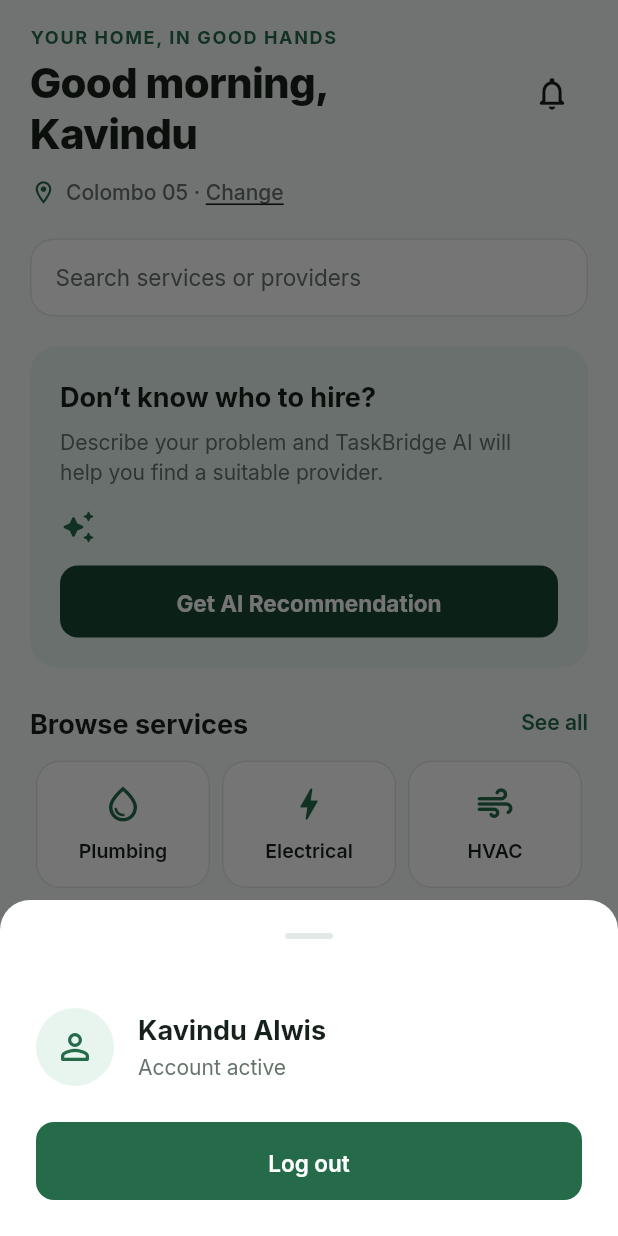
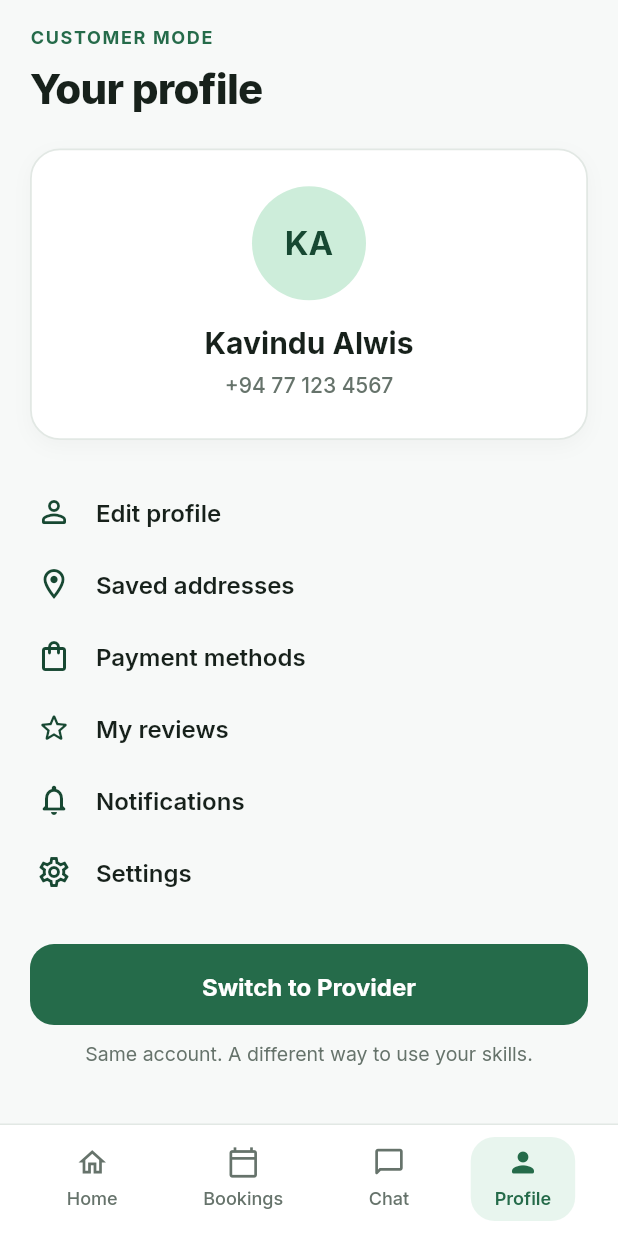
Before and after one commit to Y3-S1-SEF-Project/TaskBridge, a Flutter app: the HomePage screen opened directly, item 4 of the bottom bar chosen, on a phone screen of 412 x 824 dp. Run offline on Flutter 3.47's test engine with Material 3 defaults, Android fonts, the light colour scheme and no system bars; our stand-ins replace google_fonts, shared_preferences; accounts and stored records are empty.

Commit message:
Profile Section Created

```diff
--- a/mobile_app/lib/home/pages/home_page.dart
+++ b/mobile_app/lib/home/pages/home_page.dart
@@ -1,7 +1,6 @@
 import 'package:flutter/material.dart';
 import '../../auth/data/auth_api.dart';
 import '../../auth/data/auth_models.dart';
-import '../../auth/pages/login_page.dart';
 import '../../core/theme/app_colors.dart';
 import '../../core/theme/app_icons.dart';
 import '../../core/theme/app_spacing.dart';
@@ -10,16 +9,13 @@ import '../widgets/category_card.dart';
 import '../widgets/taskbridge_bottom_nav.dart';
 import '../widgets/taskbridge_search_bar.dart';
 import 'all_categories_page.dart';
+import 'profile_page.dart';
 
 class HomePage extends StatefulWidget {
   final AuthUser? user;
   final AuthApi? api;
 
-  const HomePage({
-    super.key,
-    this.user,
-    this.api,
-  });
+  const HomePage({super.key, this.user, this.api});
 
   @override
   State<HomePage> createState() => _HomePageState();
@@ -44,86 +40,23 @@ class _HomePageState extends State<HomePage> {
     );
   }
 
-  void _showProfileSheet() {
-    showModalBottomSheet(
-      context: context,
-      shape: const RoundedRectangleBorder(
-        borderRadius: BorderRadius.vertical(top: Radius.circular(20)),
-      ),
-      backgroundColor: AppColors.surface,
-      builder: (ctx) => SafeArea(
-        child: Padding(
-          padding: const EdgeInsets.all(AppSpacing.s24),
-          child: Column(
-            mainAxisSize: MainAxisSize.min,
-            crossAxisAlignment: CrossAxisAlignment.stretch,
-            children: [
-              Row(
-                children: [
-                  const CircleAvatar(
-                    radius: 26,
-                    backgroundColor: AppColors.primaryLight,
-                    child: Icon(AppIcons.profile, color: AppColors.primary, size: 28),
-                  ),
-                  const SizedBox(width: 16),
-                  Expanded(
-                    child: Column(
-                      crossAxisAlignment: CrossAxisAlignment.start,
-                      children: [
-                        Text(
-                          widget.user?.fullName ?? 'Kavindu Alwis',
-                          style: const TextStyle(
-                            fontSize: 18,
-                            fontWeight: FontWeight.w700,
-                            color: AppColors.textPrimary,
-                          ),
-                        ),
-                        const SizedBox(height: 2),
-                        Text(
-                          widget.user?.phone != null ? '+${widget.user!.phone}' : 'Account active',
-                          style: const TextStyle(
-                            fontSize: 14,
-                            color: AppColors.textSecondary,
-                          ),
-                        ),
-                      ],
-                    ),
-                  ),
-                ],
-              ),
-              const SizedBox(height: 24),
-              ElevatedButton(
-                style: ElevatedButton.styleFrom(
-                  backgroundColor: AppColors.primary,
-                  foregroundColor: Colors.white,
-                  shape: RoundedRectangleBorder(
-                    borderRadius: BorderRadius.circular(12),
-                  ),
-                  padding: const EdgeInsets.symmetric(vertical: 14),
-                ),
-                onPressed: () async {
-                  Navigator.pop(ctx);
-                  if (widget.api != null) {
-                    await widget.api!.logout();
-                    if (!mounted) return;
-                    Navigator.pushAndRemoveUntil(
-                      context,
-                      MaterialPageRoute(builder: (_) => LoginPage(api: widget.api!)),
-                      (_) => false,
-                    );
-                  }
-                },
-                child: const Text('Log out', style: TextStyle(fontWeight: FontWeight.w600)),
-              ),
-            ],
-          ),
-        ),
-      ),
-    );
-  }
-
   @override
   Widget build(BuildContext context) {
+    if (_currentNavIndex == 3) {
+      return ProfilePage(
+        user: widget.user,
+        api: widget.api,
+        onBackToHome: () => setState(() => _currentNavIndex = 0),
+        onTabChange: (index) {
+          if (index == 1) {
+            _openAllCategories();
+          } else {
+            setState(() => _currentNavIndex = index);
+          }
+        },
+      );
+    }
+
     // Top 3 featured categories matching C11
     final topCategories = ServiceCategory.allCategories.take(3).toList();
 
@@ -435,8 +368,6 @@ class _HomePageState extends State<HomePage> {
         onTap: (index) {
           if (index == 1) {
             _openAllCategories();
-          } else if (index == 3) {
-            _showProfileSheet();
           } else {
             setState(() => _currentNavIndex = index);
           }
--- /dev/null
+++ b/mobile_app/lib/home/pages/profile_page.dart
@@ -0,0 +1,487 @@
+import 'package:flutter/material.dart';
+import '../../auth/data/auth_api.dart';
+import '../../auth/data/auth_models.dart';
+import '../../auth/pages/login_page.dart';
+import '../../auth/pages/profile_setup_page.dart';
+import '../../core/theme/app_colors.dart';
+import '../../core/theme/app_radius.dart';
+import '../../core/theme/app_spacing.dart';
+import '../widgets/taskbridge_bottom_nav.dart';
+
+class ProfilePage extends StatefulWidget {
+  final AuthUser? user;
+  final AuthApi? api;
+  final VoidCallback? onBackToHome;
+  final ValueChanged<int>? onTabChange;
+
+  const ProfilePage({
+    super.key,
+    this.user,
+    this.api,
+    this.onBackToHome,
+    this.onTabChange,
+  });
+
+  @override
+  State<ProfilePage> createState() => _ProfilePageState();
+}
+
+class _ProfilePageState extends State<ProfilePage> {
+  late AuthUser? _currentUser;
+
+  @override
+  void initState() {
+    super.initState();
+    _currentUser = widget.user;
+  }
+
+  String get _initials {
+    final name = _currentUser?.fullName.trim() ?? 'Kavindu Alwis';
+    final parts = name
+        .split(RegExp(r'\s+'))
+        .where((s) => s.isNotEmpty)
+        .toList();
+    if (parts.length >= 2) {
+      return '${parts[0][0]}${parts[1][0]}'.toUpperCase();
+    } else if (parts.isNotEmpty) {
+      final first = parts[0];
+      return first.substring(0, first.length >= 2 ? 2 : 1).toUpperCase();
+    }
+    return 'KA';
+  }
+
+  String get _formattedPhone {
+    final phone = _currentUser?.phone.trim();
+    if (phone != null && phone.isNotEmpty) {
+      if (phone.startsWith('+')) return phone;
+      if (phone.startsWith('0') && phone.length >= 10) {
+        return '+94 ${phone.substring(1, 3)} ${phone.substring(3, 6)} ${phone.substring(6)}';
+      }
+      return '+94 $phone';
+    }
+    return '+94 77 123 4567';
+  }
+
+  void _handleBack() {
+    if (widget.onBackToHome != null) {
+      widget.onBackToHome!();
+    } else if (Navigator.canPop(context)) {
+      Navigator.pop(context);
+    }
+  }
+
+  void _openEditProfile() async {
+    if (_currentUser == null || widget.api == null) {
+      ScaffoldMessenger.of(context).showSnackBar(
+        const SnackBar(content: Text('Profile details are not loaded yet.')),
+      );
+      return;
+    }
+
+    final updated = await Navigator.push<AuthUser>(
+      context,
+      MaterialPageRoute(
+        builder: (_) => ProfileSetupPage(api: widget.api!, user: _currentUser!),
+      ),
+    );
+
+    if (updated != null && mounted) {
+      setState(() => _currentUser = updated);
+    }
+  }
+
+  void _openSavedAddresses() {
+    showModalBottomSheet(
+      context: context,
+      shape: const RoundedRectangleBorder(
+        borderRadius: BorderRadius.vertical(top: Radius.circular(20)),
+      ),
+      backgroundColor: Colors.white,
+      builder: (ctx) => SafeArea(
+        child: Padding(
+          padding: const EdgeInsets.all(AppSpacing.s24),
+          child: Column(
+            mainAxisSize: MainAxisSize.min,
+            crossAxisAlignment: CrossAxisAlignment.start,
+            children: [
+              const Text(
+                'Saved addresses',
+                style: TextStyle(
+                  fontSize: 20,
+                  fontWeight: FontWeight.w700,
+                  color: AppColors.textPrimary,
+                ),
+              ),
+              const SizedBox(height: 16),
+              Row(
+                crossAxisAlignment: CrossAxisAlignment.start,
+                children: [
+                  const Icon(
+                    Icons.home_outlined,
+                    color: AppColors.primary,
+                    size: 24,
+                  ),
+                  const SizedBox(width: 12),
+                  Expanded(
+                    child: Column(
+                      crossAxisAlignment: CrossAxisAlignment.start,
+                      children: [
+                        const Text(
+                          'Primary Home',
+                          style: TextStyle(
+                            fontSize: 16,
+                            fontWeight: FontWeight.w600,
+                            color: AppColors.textPrimary,
+                          ),
+                        ),
+                        const SizedBox(height: 4),
+                        Text(
+                          _currentUser?.address != null &&
+                                  _currentUser!.address!.isNotEmpty
+                              ? '${_currentUser!.address}, ${_currentUser!.location ?? "Colombo"}'
+                              : '754, Baseline Road, Colombo 05',
+                          style: const TextStyle(
+                            fontSize: 14,
+                            color: AppColors.textSecondary,
+                          ),
+                        ),
+                      ],
+                    ),
+                  ),
+                ],
+              ),
+              const SizedBox(height: 20),
+            ],
+          ),
+        ),
+      ),
+    );
+  }
+
+  void _openSettings() {
+    showModalBottomSheet(
+      context: context,
+      shape: const RoundedRectangleBorder(
+        borderRadius: BorderRadius.vertical(top: Radius.circular(20)),
+      ),
+      backgroundColor: Colors.white,
+      builder: (ctx) => SafeArea(
+        child: Padding(
+          padding: const EdgeInsets.all(AppSpacing.s24),
+          child: Column(
+            mainAxisSize: MainAxisSize.min,
+            crossAxisAlignment: CrossAxisAlignment.stretch,
+            children: [
+              const Text(
+                'Settings & Account',
+                style: TextStyle(
+                  fontSize: 20,
+                  fontWeight: FontWeight.w700,
+                  color: AppColors.textPrimary,
+                ),
+              ),
+              const SizedBox(height: 16),
+              ListTile(
+                contentPadding: EdgeInsets.zero,
+                leading: const Icon(
+                  Icons.info_outline,
+                  color: AppColors.primary,
+                ),
+                title: const Text('App Version'),
+                trailing: const Text(
+                  '1.0.0 (Build 4)',
+                  style: TextStyle(color: AppColors.textSecondary),
+                ),
+              ),
+              const Divider(),
+              ListTile(
+                contentPadding: EdgeInsets.zero,
+                leading: const Icon(
+                  Icons.logout_rounded,
+                  color: AppColors.error,
+                ),
+                title: const Text(
+                  'Log out',
+                  style: TextStyle(
+                    color: AppColors.error,
+                    fontWeight: FontWeight.w600,
+                  ),
+                ),
+                onTap: () async {
+                  Navigator.pop(ctx);
+                  if (widget.api != null) {
+                    await widget.api!.logout();
+                  }
+                  if (!mounted) return;
+                  Navigator.pushAndRemoveUntil(
+                    context,
+                    MaterialPageRoute(
+                      builder: (_) => LoginPage(api: widget.api ?? AuthApi()),
+                    ),
+                    (_) => false,
+                  );
+                },
+              ),
+            ],
+          ),
+        ),
+      ),
+    );
+  }
+
+  void _showFeatureNotice(String featureName) {
+    ScaffoldMessenger.of(context).showSnackBar(
+      SnackBar(
+        content: Text('$featureName will be available in the next release.'),
+        duration: const Duration(seconds: 2),
+      ),
+    );
+  }
+
+  @override
+  Widget build(BuildContext context) {
+    final bottomInset = MediaQuery.of(context).padding.bottom;
+
+    return Scaffold(
+      backgroundColor: AppColors.background,
+      body: SafeArea(
+        bottom: false,
+        child: SingleChildScrollView(
+          padding: const EdgeInsets.symmetric(
+            horizontal: AppSpacing.s20,
+            vertical: AppSpacing.s16,
+          ),
+          child: Column(
+            crossAxisAlignment: CrossAxisAlignment.stretch,
+            children: [
+              // ── Header Tag ──
+              const Text(
+                'CUSTOMER MODE',
+                style: TextStyle(
+                  color: AppColors.primary,
+                  fontSize: 12,
+                  fontWeight: FontWeight.w700,
+                  letterSpacing: 1.1,
+                ),
+              ),
+              const SizedBox(height: AppSpacing.s4),
+
+              // ── Title ──
+              const Text(
+                'Your profile',
+                style: TextStyle(
+                  fontSize: 28,
+                  fontWeight: FontWeight.w800,
+                  color: AppColors.textPrimary,
+                  letterSpacing: -0.5,
+                ),
+              ),
+              const SizedBox(height: 20),
+
+              // ── Profile Card: Centered Circle Photo, Name, and Mobile Number ──
+              Container(
+                width: double.infinity,
+                padding: const EdgeInsets.symmetric(
+                  vertical: 24,
+                  horizontal: 20,
+                ),
+                decoration: BoxDecoration(
+                  color: AppColors.surface,
+                  borderRadius: BorderRadius.circular(AppRadius.r20),
+                  border: Border.all(color: AppColors.border, width: 1.2),
+                  boxShadow: [
+                    BoxShadow(
+                      color: Colors.black.withValues(alpha: 0.03),
+                      blurRadius: 10,
+                      offset: const Offset(0, 4),
+                    ),
+                  ],
+                ),
+                child: Column(
+                  mainAxisSize: MainAxisSize.min,
+                  crossAxisAlignment: CrossAxisAlignment.center,
+                  children: [
+                    // Profile photo in circle center
+                    CircleAvatar(
+                      radius: 38,
+                      backgroundColor: AppColors.mint.withValues(alpha: 0.7),
+                      backgroundImage:
+                          (_currentUser?.profilePhotoUrl != null &&
+                              _currentUser!.profilePhotoUrl!.isNotEmpty)
+                          ? NetworkImage(_currentUser!.profilePhotoUrl!)
+                          : null,
+                      child:
+                          (_currentUser?.profilePhotoUrl == null ||
+                              _currentUser!.profilePhotoUrl!.isEmpty)
+                          ? Text(
+                              _initials,
+                              style: const TextStyle(
+                                fontSize: 22,
+                                fontWeight: FontWeight.w700,
+                                color: AppColors.primaryDark,
+                              ),
+                            )
+                          : null,
+                    ),
+                    const SizedBox(height: 14),
+
+                    // Name center below profile circle
+                    Text(
+                      _currentUser?.fullName ?? 'Kavindu Alwis',
+                      textAlign: TextAlign.center,
+                      style: const TextStyle(
+                        fontSize: 20,
+                        fontWeight: FontWeight.w700,
+                        color: AppColors.textPrimary,
+                      ),
+                    ),
+                    const SizedBox(height: 4),
+
+                    // Mobile number center below name
+                    Text(
+                      _formattedPhone,
+                      textAlign: TextAlign.center,
+                      style: const TextStyle(
+                        fontSize: 14,
+                        fontWeight: FontWeight.w500,
+                        color: AppColors.textSecondary,
+                      ),
+                    ),
+                  ],
+                ),
+              ),
+              const SizedBox(height: 24),
+
+              // ── Menu Options List ──
+              _MenuItemRow(
+                icon: Icons.person_outline_rounded,
+                title: 'Edit profile',
+                onTap: _openEditProfile,
+              ),
+              _MenuItemRow(
+                icon: Icons.location_on_outlined,
+                title: 'Saved addresses',
+                onTap: _openSavedAddresses,
+              ),
+              _MenuItemRow(
+                icon: Icons.shopping_bag_outlined,
+                title: 'Payment methods',
+                onTap: () => _showFeatureNotice('Payment methods'),
+              ),
+              _MenuItemRow(
+                icon: Icons.star_border_rounded,
+                title: 'My reviews',
+                onTap: () => _showFeatureNotice('My reviews'),
+              ),
+              _MenuItemRow(
+                icon: Icons.notifications_none_rounded,
+                title: 'Notifications',
+                onTap: () => _showFeatureNotice('Notifications'),
+              ),
+              _MenuItemRow(
+                icon: Icons.settings_outlined,
+                title: 'Settings',
+                onTap: _openSettings,
+              ),
+              const SizedBox(height: 24),
+
+              // ── Switch to Provider Button ──
+              SizedBox(
+                width: double.infinity,
+                height: 54,
+                child: ElevatedButton(
+                  style: ElevatedButton.styleFrom(
+                    backgroundColor: AppColors.primary,
+                    foregroundColor: Colors.white,
+                    elevation: 0,
+                    shape: RoundedRectangleBorder(
+                      borderRadius: BorderRadius.circular(AppRadius.r16),
+                    ),
+                  ),
+                  onPressed: () {
+                    ScaffoldMessenger.of(context).showSnackBar(
+                      const SnackBar(
+                        content: Text(
+                          'Provider Mode coming soon! Use your same account to offer services.',
+                        ),
+                        duration: Duration(seconds: 2),
+                      ),
+                    );
+                  },
+                  child: const Text(
+                    'Switch to Provider',
+                    style: TextStyle(
+                      fontSize: 16,
+                      fontWeight: FontWeight.w700,
+                      color: Colors.white,
+                    ),
+                  ),
+                ),
+              ),
+              const SizedBox(height: 10),
+
+              // ── Caption below button ──
+              const Text(
+                'Same account. A different way to use your skills.',
+                textAlign: TextAlign.center,
+                style: TextStyle(fontSize: 13, color: AppColors.textSecondary),
+              ),
+              SizedBox(height: bottomInset > 0 ? bottomInset + 16 : 24),
+            ],
+          ),
+        ),
+      ),
+      bottomNavigationBar: TaskBridgeBottomNav(
+        currentIndex: 3,
+        onTap: (index) {
+          if (index == 0) {
+            _handleBack();
+          } else if (widget.onTabChange != null) {
+            widget.onTabChange!(index);
+          } else if (index == 0) {
+            _handleBack();
+          }
+        },
+      ),
+    );
+  }
+}
+
+class _MenuItemRow extends StatelessWidget {
+  final IconData icon;
+  final String title;
+  final VoidCallback onTap;
+
+  const _MenuItemRow({
+    required this.icon,
+    required this.title,
+    required this.onTap,
+  });
+
+  @override
+  Widget build(BuildContext context) {
+    return InkWell(
+      onTap: onTap,
+      borderRadius: BorderRadius.circular(AppRadius.r12),
+      child: Padding(
+        padding: const EdgeInsets.symmetric(vertical: 12, horizontal: 4),
+        child: Row(
+          children: [
+            Icon(icon, size: 24, color: AppColors.primaryDark),
+            const SizedBox(width: 16),
+            Expanded(
+              child: Text(
+                title,
+                style: const TextStyle(
+                  fontSize: 16,
+                  fontWeight: FontWeight.w600,
+                  color: AppColors.textPrimary,
+                ),
+              ),
+            ),
+          ],
+        ),
+      ),
+    );
+  }
+}
```
